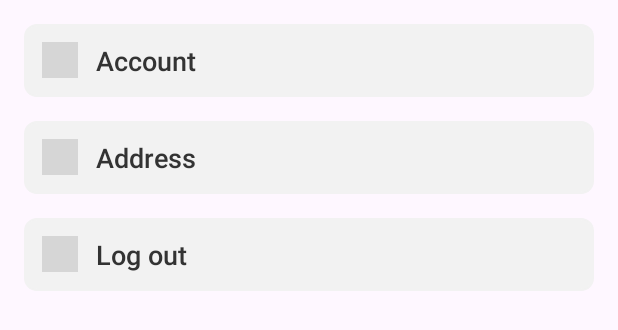
After one commit to ThanhTigi/shop_man_front_end, an Android app: the layout fragment_settings.xml on its own in the app's theme, with its tools: preview values and no code run, on a phone screen of 412 x 824 dp. The commit adds this screen. Shown: the top 330 px of the screen. Run offline under Robolectric (Android 15) with nearby library versions, the phone set to English and light mode, and no system bars; grey boxes are pictures that could not be loaded.

Commit message:
fix: layout settings & logic

```diff
--- /dev/null
+++ b/app/src/main/res/layout/fragment_settings.xml
@@ -0,0 +1,99 @@
+<?xml version="1.0" encoding="utf-8"?>
+<LinearLayout xmlns:android="http://schemas.android.com/apk/res/android"
+    android:layout_width="match_parent"
+    android:layout_height="wrap_content"
+    android:orientation="vertical"
+    android:padding="16dp">
+
+    <!-- Account Button -->
+    <LinearLayout
+        android:id="@+id/accountButton"
+        android:layout_width="match_parent"
+        android:layout_height="wrap_content"
+        android:orientation="horizontal"
+        android:padding="12dp"
+        android:background="@drawable/setting_btn_border"
+        android:gravity="center_vertical"
+        android:layout_marginBottom="16dp"
+        >
+
+        <ImageView
+            android:layout_width="24dp"
+            android:layout_height="24dp"
+            android:src="@drawable/ic_account"
+            android:layout_marginEnd="12dp" />
+
+        <TextView
+            android:layout_width="0dp"
+            android:layout_height="wrap_content"
+            android:layout_weight="1"
+            android:text="Account"
+            android:textSize="18sp"
+            android:textColor="#333333"
+            android:fontFamily="sans-serif-medium"
+            android:ellipsize="end"
+            android:maxLines="1" />
+
+    </LinearLayout>
+
+    <!-- Address Button -->
+    <LinearLayout
+        android:id="@+id/addressButton"
+        android:layout_width="match_parent"
+        android:layout_height="wrap_content"
+        android:orientation="horizontal"
+        android:padding="12dp"
+        android:background="@drawable/setting_btn_border"
+        android:gravity="center_vertical"
+        android:layout_marginBottom="16dp"
+        >
+
+        <ImageView
+            android:layout_width="24dp"
+            android:layout_height="24dp"
+            android:src="@drawable/ic_address"
+            android:layout_marginEnd="12dp" />
+
+        <TextView
+            android:layout_width="0dp"
+            android:layout_height="wrap_content"
+            android:layout_weight="1"
+            android:text="Address"
+            android:textSize="18sp"
+            android:textColor="#333333"
+            android:fontFamily="sans-serif-medium"
+            android:ellipsize="end"
+            android:maxLines="1" />
+
+    </LinearLayout>
+
+
+    <LinearLayout
+        android:id="@+id/logOutButton"
+        android:layout_width="match_parent"
+        android:layout_height="wrap_content"
+        android:orientation="horizontal"
+        android:padding="12dp"
+        android:background="@drawable/setting_btn_border"
+        android:gravity="center_vertical"
+        >
+
+        <ImageView
+            android:layout_width="24dp"
+            android:layout_height="24dp"
+            android:src="@drawable/ic_log_out"
+            android:layout_marginEnd="12dp" />
+
+        <TextView
+            android:layout_width="0dp"
+            android:layout_height="wrap_content"
+            android:layout_weight="1"
+            android:text="Log out"
+            android:textSize="18sp"
+            android:textColor="#333333"
+            android:fontFamily="sans-serif-medium"
+            android:ellipsize="end"
+            android:maxLines="1" />
+
+    </LinearLayout>
+</LinearLayout>
```
Also changed, not shown: app/src/main/java/com/example/shopman/SettingFragment.java (+66 -17 lines), app/src/main/res/layout/activity_settings.xml (deleted, +0 -79 lines).
